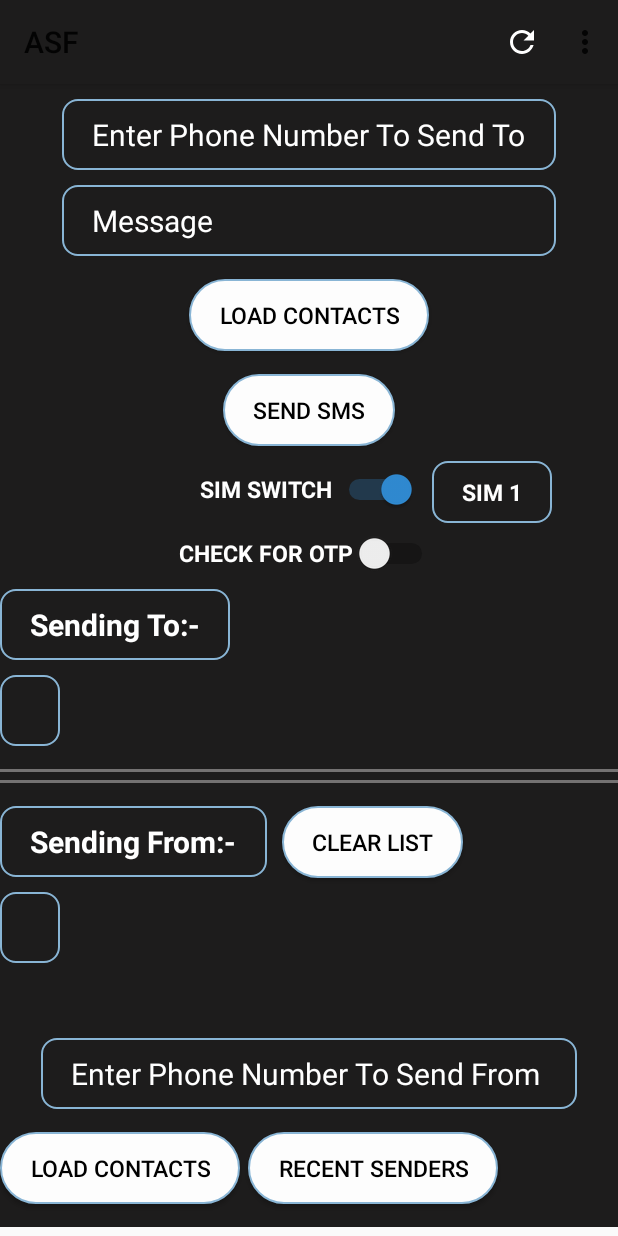
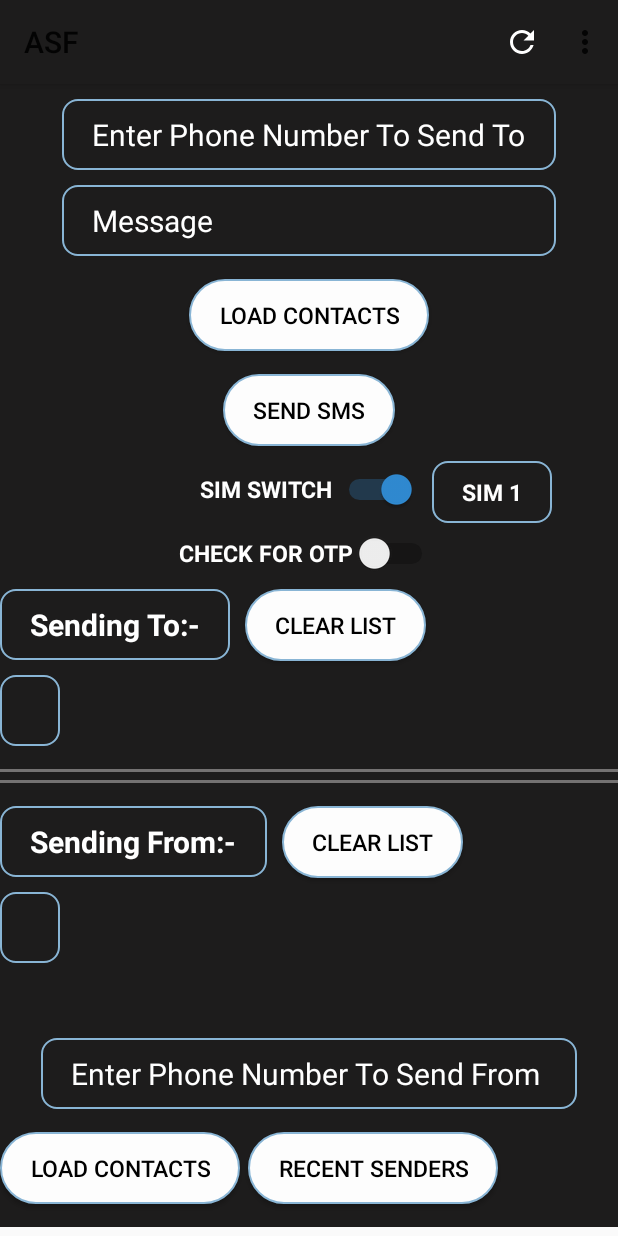
Before and after one commit to souvikchakraborty98/SMSTest, an Android app: the screen it shows after launch (MainActivity), on a phone screen of 412 x 824 dp. Run offline under Robolectric (Android 15) with nearby library versions, the phone set to English and light mode, and no system bars.

Commit message:
Multiple sendTo sendFrom rule support_06092019

```diff
--- a/app/src/main/res/layout/activity_main.xml
+++ b/app/src/main/res/layout/activity_main.xml
@@ -156,6 +156,18 @@
             android:textColor="@android:color/white"
             android:textSize="20sp"
             android:textStyle="bold" />
+        <Button
+            android:id="@+id/clearSendToList"
+            android:layout_width="wrap_content"
+            android:layout_height="wrap_content"
+            android:layout_below="@+id/otp_switch"
+            android:layout_marginStart="10dp"
+            android:layout_marginTop="10dp"
+            android:layout_toEndOf="@id/toSend"
+            android:background="@drawable/rounded_border"
+            android:text="CLEAR LIST"
+            android:textColor="@android:color/black"
+            android:textSize="15sp" />
 
         <TextView
             android:id="@+id/sentList"
```
Also changed, not shown: app/src/main/java/com/hfad/smstest/MainActivity.java (+91 -15 lines), app/src/main/java/com/hfad/smstest/TinyDB.java (+16 -12 lines).
